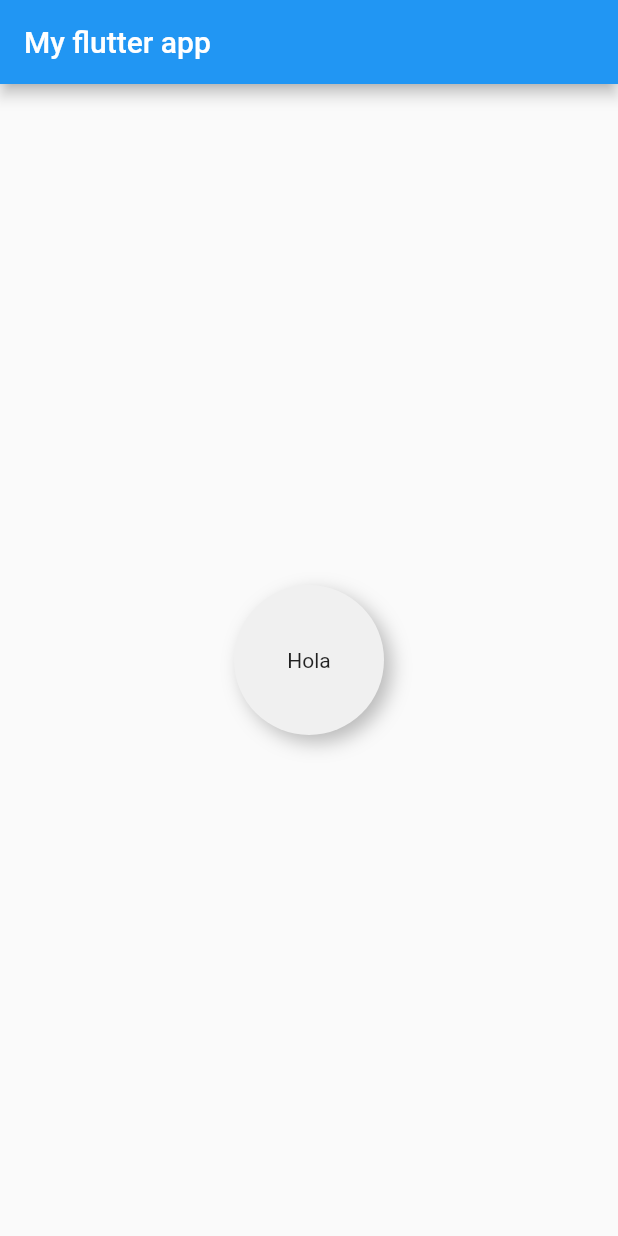
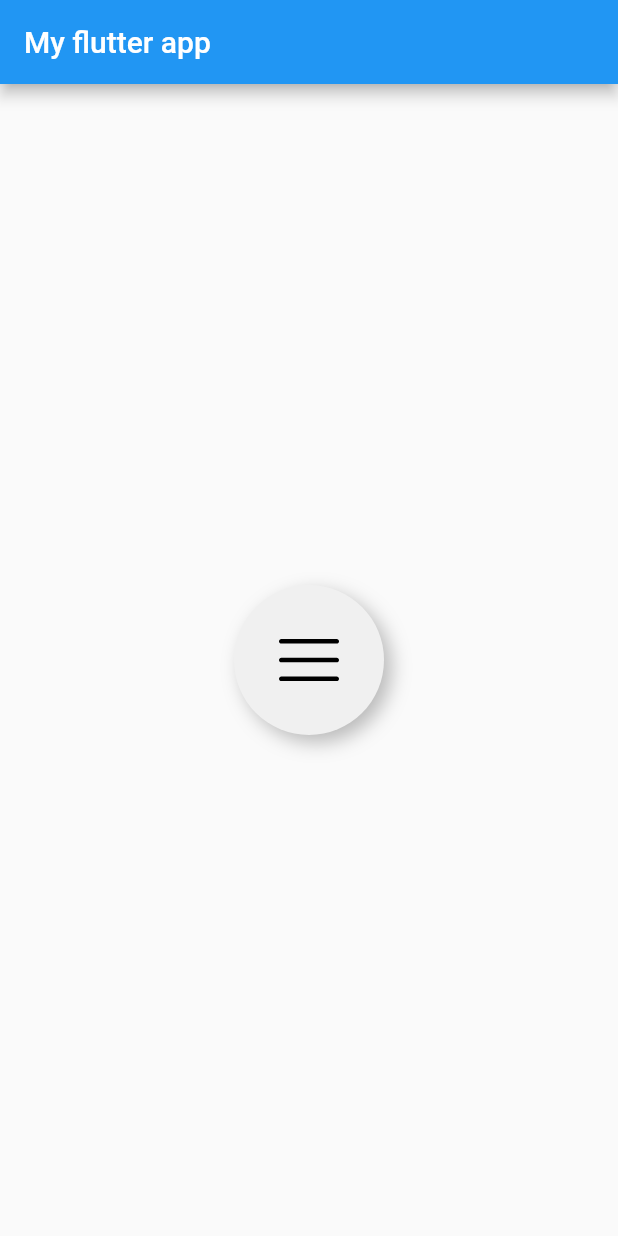
Before and after one commit to mastercba/flutterUI, a Flutter app: the screen it shows after launch, on a phone screen of 412 x 824 dp. Run offline on Flutter 3.47's test engine with Material 2 defaults, Android fonts, the phone set to English and light mode, and no system bars; our stand-ins replace flutter_svg.

Commit message:
8. iconos desde Flaticons.com

```diff
--- a/lib/pages/home_page.dart
+++ b/lib/pages/home_page.dart
@@ -1,5 +1,7 @@
 import 'package:flutter/material.dart';
 import '../widgets/circle_container.dart';
+import 'package:flutter/cupertino.dart';
+import 'package:flutter_svg/flutter_svg.dart';
 
 class HomePage extends StatelessWidget {
   @override
@@ -10,7 +12,18 @@ class HomePage extends StatelessWidget {
       ),
       body: Center(
         child: CircleContainer(
-          child: Text("Hola"),
+          child: SvgPicture.asset(
+            "assets/icons/menu.svg",
+            width: 40,
+            height: 40,
+            color: Colors.black,
+          ),
+          //Icon(
+          //Icons.phone,   //icono del tipo material design
+          //CupertinoIcons.phone,  //icono cupertino
+          //size: 50,
+          //color: Colors.blue,
+          //),
           width: 100,
           height: 100,
           //style: TextStyle(fontSize: 40),
--- a/pubspec.yaml
+++ b/pubspec.yaml
@@ -28,6 +28,7 @@ dependencies:
   # The following adds the Cupertino Icons font to your application.
   # Use with the CupertinoIcons class for iOS style icons.
   cupertino_icons: ^1.0.2
+  flutter_svg: ^0.22.0
 
 dev_dependencies:
   flutter_test:
@@ -45,9 +46,8 @@ flutter:
   uses-material-design: true
 
   # To add assets to your application, add an assets section, like this:
-  # assets:
-  #   - images/a_dot_burr.jpeg
-  #   - images/a_dot_ham.jpeg
+  assets:
+     - assets/icons/menu.svg
 
   # An image asset can refer to one or more resolution-specific "variants", see
   # https://flutter.dev/assets-and-images/#resolution-aware.
```
Also changed, not shown: assets/icons/menu.svg (added), pubspec.lock.
